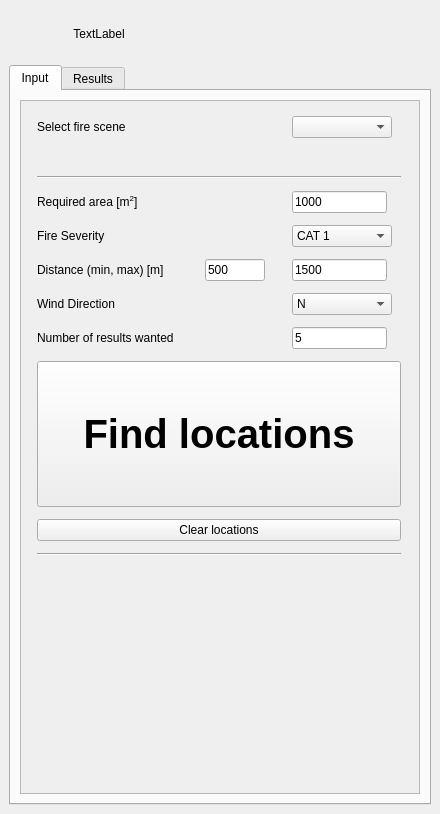
qq2012/GEO1005, file LocatorTool/LocatingTool/locating_tool_dockwidget_base.ui: the form before one commit.
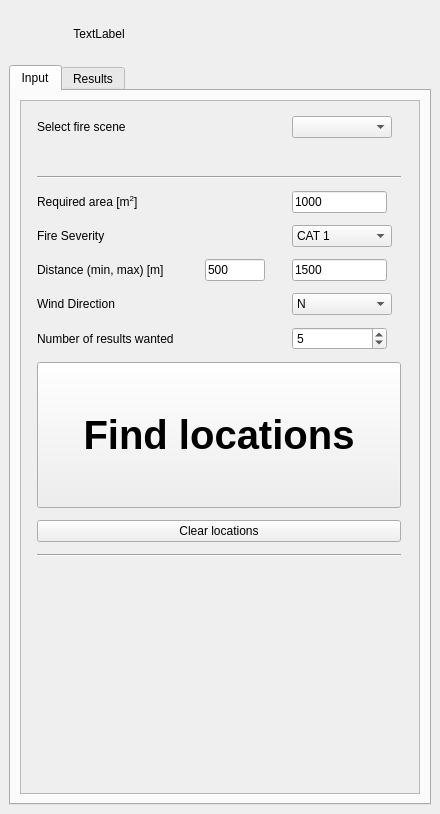
The form after the commit.

```diff
--- a/LocatorTool/LocatingTool/locating_tool_dockwidget_base.ui
+++ b/LocatorTool/LocatingTool/locating_tool_dockwidget_base.ui
@@ -124,25 +124,6 @@
               </property>
              </widget>
             </item>
-            <item row="14" column="2">
-             <widget class="QLineEdit" name="numOfResultsLineEdit">
-              <property name="sizePolicy">
-               <sizepolicy hsizetype="Fixed" vsizetype="Fixed">
-                <horstretch>0</horstretch>
-                <verstretch>0</verstretch>
-               </sizepolicy>
-              </property>
-              <property name="maximumSize">
-               <size>
-                <width>95</width>
-                <height>16777215</height>
-               </size>
-              </property>
-              <property name="text">
-               <string>5</string>
-              </property>
-             </widget>
-            </item>
             <item row="1" column="2">
              <widget class="QComboBox" name="selectFireButton">
               <property name="sizePolicy">
@@ -492,6 +473,22 @@
               </property>
              </widget>
             </item>
+            <item row="14" column="2">
+             <widget class="QSpinBox" name="spinBox">
+              <property name="maximumSize">
+               <size>
+                <width>95</width>
+                <height>16777215</height>
+               </size>
+              </property>
+              <property name="minimum">
+               <number>1</number>
+              </property>
+              <property name="value">
+               <number>5</number>
+              </property>
+             </widget>
+            </item>
            </layout>
           </widget>
          </widget>
```
